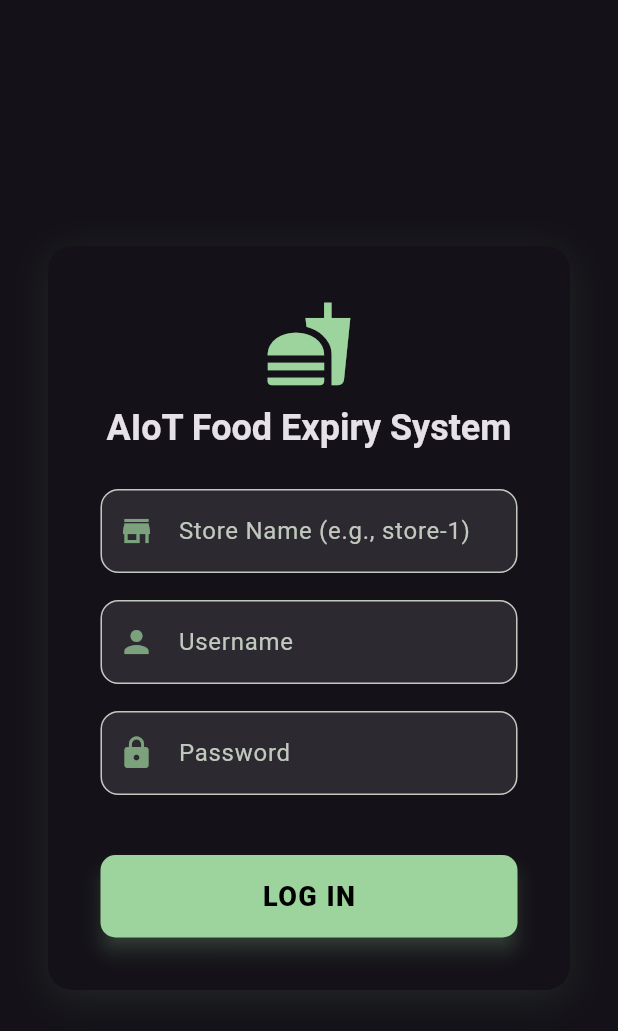
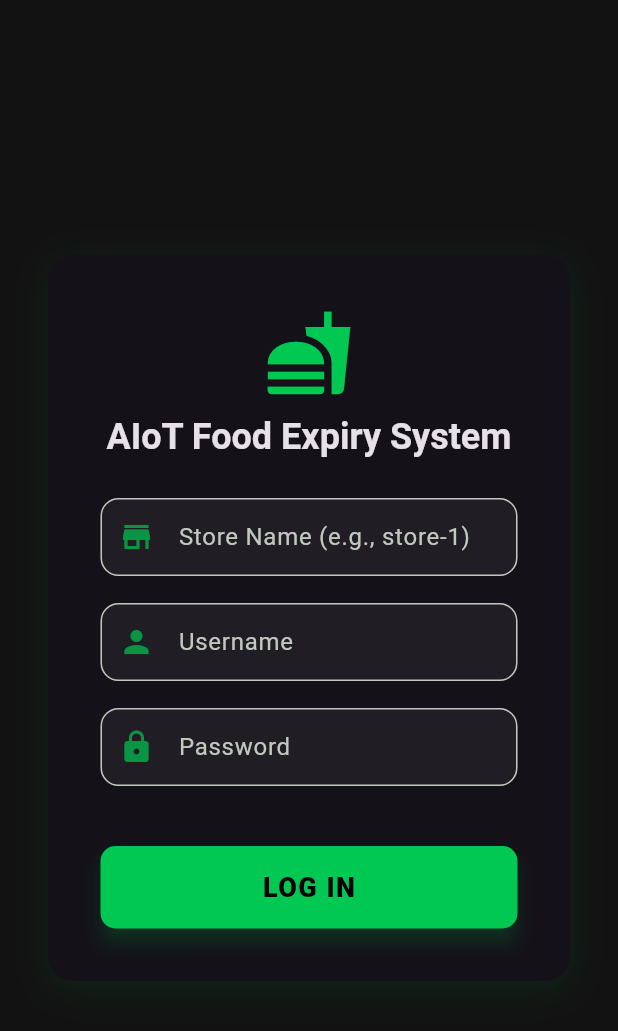
Before and after one commit to Prathmesh-Navale/aiot_food_expiry, a Flutter app: the screen it shows after launch, on a phone screen of 412 x 824 dp. Shown: the top 1031 px of the screen. Run offline on Flutter 3.47's test engine with Material 3 defaults, Android fonts, the phone set to English and light mode, and no system bars; our stand-ins replace fl_chart, permission_handler; missing offline and left inert: mobile_scanner.

```diff
--- a/lib/main.dart
+++ b/lib/main.dart
@@ -1,32 +1,30 @@
-// lib/main.dart
-
 import 'package:flutter/material.dart';
 import 'package:flutter/services.dart';
-import 'package:intl/intl.dart';
 
 // --- Local Imports ---
 import 'models/product.dart';
+import 'services/api_service.dart';
+
+// --- Screen Imports ---
 import 'screens/auth_screen.dart';
 import 'screens/home_screen.dart';
-import 'screens/inventory_screens.dart'; // Imports Alerts/Donation, Placeholder, Entry Forms
-import 'services/api_service.dart';
-
-// FIX: Added direct import for the Productivity screen for the MaterialApp routes.
-import 'screens/dashboard/productivity_screen.dart';
-// ------------------------------------------------------------------------
+import 'screens/inventory_screens.dart'; // Contains: StockEntryOptions, InventoryEntry, AlertsDiscounts
+import 'screens/donation_screen.dart';   // ✅ ADDED: Explicit import for Donation Screen
+import 'screens/dashboard/productivity_screen.dart'; // ✅ ADDED: Explicit import for Productivity
 
 // --- CONFIGURATION ---
-const String BASE_URL = 'http://127.0.0.1:8000';
-// ---
+// ✅ CRITICAL FIX: Changed from '127.0.0.1' to your actual Render Cloud Backend
+const String BASE_URL = 'https://aiot-food-expiry.onrender.com';
+// ---------------------
 
-// --- MAIN APPLICATION WIDGET ---
 void main() {
   WidgetsFlutterBinding.ensureInitialized();
 
-  // System UI Override for clean look (removes artifacts but doesn't fix FLAG_SECURE)
+  // Set system UI overlay style for a clean, modern look
   SystemChrome.setSystemUIOverlayStyle(
-    SystemUiOverlayStyle.light.copyWith(
-      systemStatusBarContrastEnforced: false,
+    const SystemUiOverlayStyle(
+      statusBarColor: Colors.transparent,
+      statusBarIconBrightness: Brightness.light,
     ),
   );
 
@@ -38,44 +36,104 @@ class AIoTInventoryApp extends StatelessWidget {
 
   @override
   Widget build(BuildContext context) {
+    // Initialize API Service with the correct Cloud URL
     final apiService = ApiService(baseUrl: BASE_URL);
 
-    // Dummy refresh functions for navigation
-    final VoidCallback dummyRefresh = () {};
-    final VoidCallback dummyOnProductAdded = () {};
+    // Dummy callback functions for screens that require them
+    // (In a real app, you might use Provider or Riverpod for state management)
+    final VoidCallback dummyRefresh = () {
+      print("Global Refresh Triggered");
+    };
+    final VoidCallback dummyOnProductAdded = () {
+      print("Product Added Successfully");
+    };
 
     return MaterialApp(
       title: 'AIoT Smart Food Management',
       debugShowCheckedModeBanner: false,
+
+      // --- THEME CONFIGURATION ---
       theme: ThemeData.dark(useMaterial3: true).copyWith(
         colorScheme: ColorScheme.fromSeed(
-          seedColor: const Color(0xFF00C853), // Green
+          seedColor: const Color(0xFF00C853), // Modern Green
           brightness: Brightness.dark,
+          primary: const Color(0xFF00C853),
+          secondary: const Color(0xFF69F0AE),
+          surface: const Color(0xFF1E1E1E),
+        ),
+        scaffoldBackgroundColor: const Color(0xFF121212),
+        appBarTheme: const AppBarTheme(
+          backgroundColor: Color(0xFF1E1E1E),
+          elevation: 0,
+          centerTitle: true,
+          titleTextStyle: TextStyle(
+            fontSize: 20,
+            fontWeight: FontWeight.bold,
+            color: Colors.white
+          ),
         ),
         inputDecorationTheme: InputDecorationTheme(
           border: OutlineInputBorder(borderRadius: BorderRadius.circular(12)),
           filled: true,
-          fillColor: Colors.white.withOpacity(0.1),
+          fillColor: Colors.white.withOpacity(0.05),
+          contentPadding: const EdgeInsets.symmetric(horizontal: 16, vertical: 14),
+        ),
+        elevatedButtonTheme: ElevatedButtonThemeData(
+          style: ElevatedButton.styleFrom(
+            backgroundColor: const Color(0xFF00C853),
+            foregroundColor: Colors.white,
+            padding: const EdgeInsets.symmetric(horizontal: 24, vertical: 12),
+            shape: RoundedRectangleBorder(borderRadius: BorderRadius.circular(8)),
+          ),
         ),
       ),
+
+      // --- ROUTING ---
       initialRoute: '/login',
       routes: {
+        // 1. Authentication
         '/login': (context) => const LoginScreen(),
-        // Pass storeName parameter to Home Screen (Safer argument handling)
+
+        // 2. Home Screen (With Argument Handling)
         '/home': (context) {
           final settings = ModalRoute.of(context)?.settings;
-          final args = settings?.arguments as Map<String, String>?;
-          final storeName = args?['storeName'] ?? 'Default Store';
+          String storeName = 'Default Store';
+
+          // Safety check for arguments
+          if (settings?.arguments != null) {
+            if (settings!.arguments is Map) {
+              final args = settings.arguments as Map<String, dynamic>;
+              storeName = args['storeName'] ?? 'Default Store';
+            } else if (settings.arguments is String) {
+              storeName = settings.arguments as String;
+            }
+          }
           return HomeScreen(apiService: apiService, storeName: storeName);
         },
-        // Routes for individual screens
-        '/stock-options': (context) => StockEntryOptionsScreen(apiService: apiService, refreshHome: dummyRefresh, onProductAdded: dummyOnProductAdded),
-        '/manual-entry': (context) => InventoryEntryScreen(apiService: apiService, onProductAdded: dummyOnProductAdded),
-        '/alerts-discounts': (context) => AlertsDiscountsScreen(apiService: apiService, refreshHome: dummyRefresh),
-        '/donation': (context) => DonationScreen(apiService: apiService, refreshHome: dummyRefresh),
-        // This line now successfully finds the constructor:
-        '/productivity': (context) => ProductivityManagementScreen(apiService: apiService),
-        // Placeholder screens
+
+        // 3. Inventory & Operations
+        '/stock-options': (context) => StockEntryOptionsScreen(
+              apiService: apiService,
+              refreshHome: dummyRefresh,
+              onProductAdded: dummyOnProductAdded
+            ),
+        '/manual-entry': (context) => InventoryEntryScreen(
+              apiService: apiService,
+              onProductAdded: dummyOnProductAdded
+            ),
+        '/alerts-discounts': (context) => AlertsDiscountsScreen(
+              apiService: apiService,
+              refreshHome: dummyRefresh
+            ),
+        '/donation': (context) => DonationScreen(
+              apiService: apiService,
+              refreshHome: dummyRefresh
+            ),
+        '/productivity': (context) => ProductivityManagementScreen(
+              apiService: apiService
+            ),
+
+        // 4. Placeholders (Features coming soon)
         '/profile': (context) => const PlaceholderScreen(title: 'Store Profile'),
         '/contact': (context) => const PlaceholderScreen(title: 'Contact Us'),
         '/support': (context) => const PlaceholderScreen(title: 'Support Desk'),
@@ -84,3 +142,35 @@ class AIoTInventoryApp extends StatelessWidget {
     );
   }
 }
+
+// --- Placeholder Widget ---
+class PlaceholderScreen extends StatelessWidget {
+  final String title;
+  const PlaceholderScreen({super.key, required this.title});
+
+  @override
+  Widget build(BuildContext context) {
+    return Scaffold(
+      appBar: AppBar(title: Text(title)),
+      body: Center(
+        child: Column(
+          mainAxisAlignment: MainAxisAlignment.center,
+          children: [
+            Icon(Icons.construction, size: 80, color: Colors.grey[700]),
+            const SizedBox(height: 16),
+            Text(
+              "$title\nComing Soon!",
+              textAlign: TextAlign.center,
+              style: const TextStyle(fontSize: 20, color: Colors.grey),
+            ),
+            const SizedBox(height: 20),
+            ElevatedButton(
+              onPressed: () => Navigator.pop(context),
+              child: const Text("Go Back"),
+            ),
+          ],
+        ),
+      ),
+    );
+  }
+}
```
Also changed, not shown: lib/screens/inventory_screens.dart (+1 -11 lines), 3 other files.
